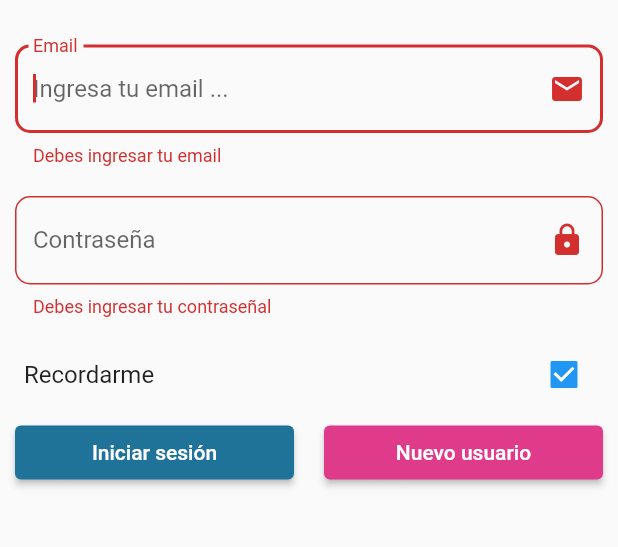
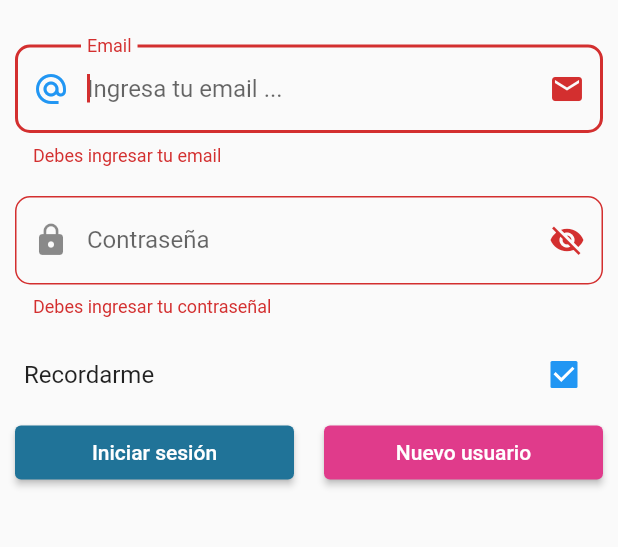
Before and after one commit to Jhontejada13/VehiclesApp, a Flutter app: the screen it shows after launch, after a tap on "Iniciar sesión", on a phone screen of 412 x 824 dp, the part 599-1146 px from its top. Run offline on Flutter 3.47's test engine with Material 2 defaults, Android fonts, the phone set to English and light mode, and no system bars; our stand-ins replace email_validator.

Commit message:
Fix error validation email

```diff
--- a/lib/screens/login_screen.dart
+++ b/lib/screens/login_screen.dart
@@ -1,4 +1,5 @@
-// import 'package:email_validator/email_validator.dart';
+
+import 'package:email_validator/email_validator.dart';
 import 'package:flutter/material.dart';
 
 class LoginScreen extends StatefulWidget {
@@ -16,6 +17,7 @@ class _LoginScreenState extends State<LoginScreen> {
   String _passwordError = "";
   bool _passwordShowErrors = false;
   bool _remeberMe = true;
+  bool _passwordShow = false;
 
 
   @override
@@ -56,6 +58,7 @@ class _LoginScreenState extends State<LoginScreen> {
           labelText: 'Email',
           errorText: _emailShowErrors ? _emailError : null,
           suffixIcon: Icon(Icons.email),
+          prefixIcon: Icon(Icons.alternate_email),
           border: OutlineInputBorder (
             borderRadius: BorderRadius.circular(10)
           ),
@@ -71,12 +74,20 @@ class _LoginScreenState extends State<LoginScreen> {
     return Container(
       padding: EdgeInsets.all(10),
       child: TextField(
-        obscureText: true,
+        obscureText: !_passwordShow,
         decoration: InputDecoration(
           hintText: 'Ingresa tu contraseña ...',
           labelText: 'Contraseña',
           errorText: _passwordShowErrors ? _passwordError : null,
-          suffixIcon: Icon(Icons.lock),
+          suffixIcon: IconButton(
+            icon:_passwordShow ? Icon(Icons.visibility) : Icon(Icons.visibility_off),
+            onPressed: () {
+              setState(() {
+                _passwordShow = !_passwordShow;
+              });
+            },
+          ),
+          prefixIcon: Icon(Icons.lock),
           border: OutlineInputBorder (
             borderRadius: BorderRadius.circular(10)
           ),
@@ -151,10 +162,10 @@ class _LoginScreenState extends State<LoginScreen> {
       hasErrors = true;
       _emailShowErrors = true;
       _emailError = 'Debes ingresar tu email';
-    // }else if(!EmailValidator.validate(_email)){
-    //   hasErrors = true;
-    //   _emailShowErrors = true;
-    //   _emailError = 'Debes ingresar un email válido';
+    }else if(!EmailValidator.validate(_email)){
+      hasErrors = true;
+      _emailShowErrors = true;
+      _emailError = 'Debes ingresar un email válido';
     }else{
       _emailShowErrors = false;
     }
--- a/pubspec.yaml
+++ b/pubspec.yaml
@@ -34,7 +34,7 @@ dependencies:
   # The following adds the Cupertino Icons font to your application.
   # Use with the CupertinoIcons class for iOS style icons.
   cupertino_icons: ^1.0.2
-  email_validator: '^1.0.6'
+  email_validator: ^2.0.1
 
 dev_dependencies:
   flutter_test:
```
Also changed, not shown: pubspec.lock.
